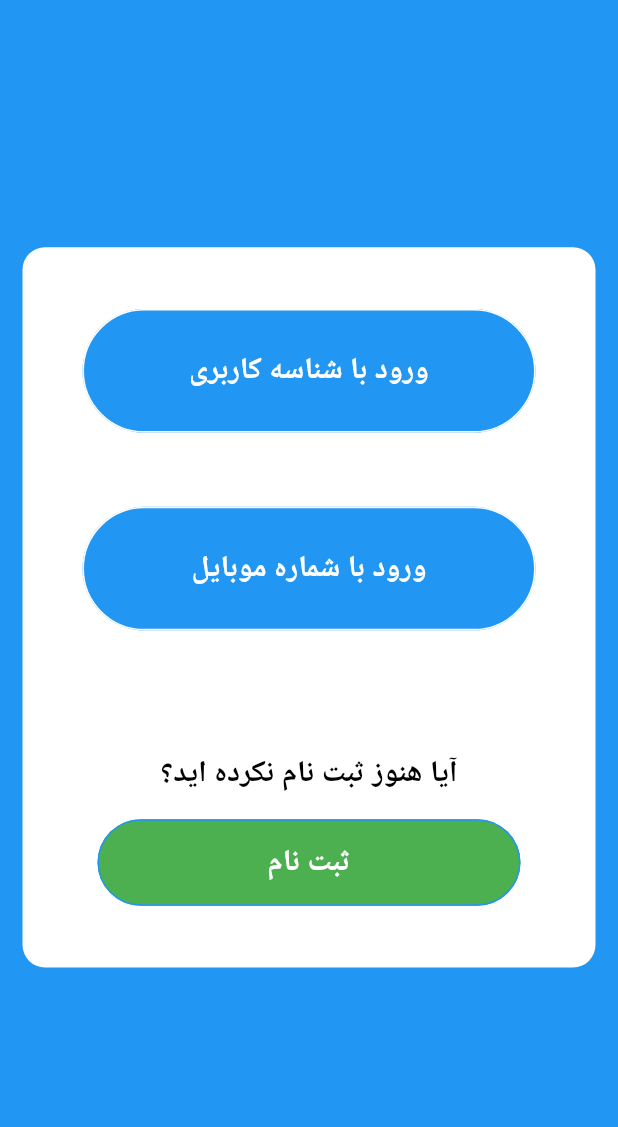
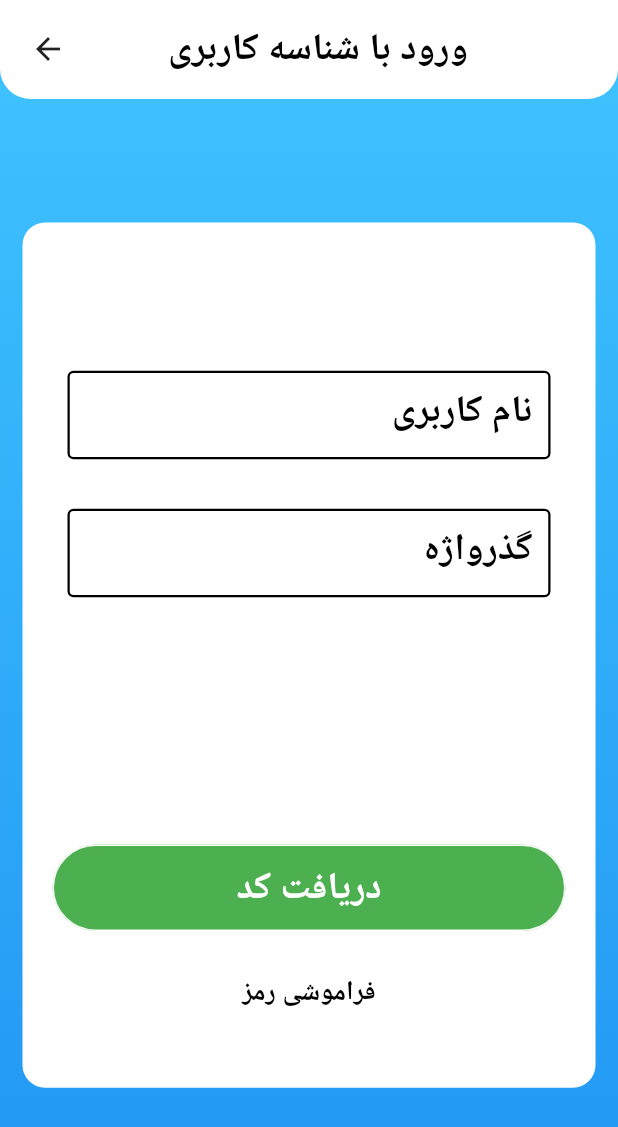
Before and after one commit to pr1266/online_coaching_system_ui_flutter, a Flutter app: the screen it shows after launch, after a tap on "ورود با شناسه کاربری", on a phone screen of 412 x 824 dp. Shown: the top 1127 px of the screen. Run offline on Flutter 3.47's test engine with Material 2 defaults, Android fonts, the phone set to English and light mode, and no system bars; our stand-ins replace validators.

Commit message:
'some_changes'

```diff
--- /dev/null
+++ b/lib/components/usernameloginform.dart
@@ -0,0 +1,163 @@
+import 'package:flutter/material.dart';
+import 'package:online_coaching/pages/moblie_code.dart';
+import 'package:validators/validators.dart';
+
+class LoginFormUserName extends StatefulWidget {
+  const LoginFormUserName({Key key}) : super(key: key);
+
+  @override
+  _LoginFormState createState() => _LoginFormState();
+}
+
+class _LoginFormState extends State<LoginFormUserName> {
+  final GlobalKey<FormState> _formKey = GlobalKey<FormState>();
+  bool _agreedToTOS = true;
+
+  @override
+  Widget build(BuildContext context) {
+    return Form(
+      key: _formKey,
+      child: new Container(
+        decoration: new BoxDecoration(
+            color: Colors.white,
+            borderRadius: BorderRadius.all(Radius.circular(15))
+        ),
+        margin: EdgeInsets.only(left: 15, right: 15),
+        height: MediaQuery.of(context).size.height * 0.7,
+        child: ListView(
+          shrinkWrap: true,
+          //crossAxisAlignment: CrossAxisAlignment.start,
+          children: <Widget>[
+            Container(
+              height: MediaQuery.of(context).size.height * .12,
+            ),
+            Container(
+              margin: EdgeInsets.only(right: 30, left: 30),
+              child: TextFormField(
+                cursorColor: Colors.deepPurple,
+                decoration: InputDecoration(
+                  fillColor: Colors.white,
+                  filled: true,
+                  labelStyle: const TextStyle(
+                      color: Colors.black,
+                      fontWeight: FontWeight.bold,
+                      fontSize: 25
+                  ),
+                  focusedBorder: const OutlineInputBorder(
+                    borderSide: BorderSide(color: Colors.black),
+                  ),
+                  enabledBorder: OutlineInputBorder(
+                    borderSide: BorderSide(color: Colors.black, width: 1.5),
+                  ),
+                  border: const OutlineInputBorder(
+                    borderSide: BorderSide(color: Colors.black),
+                  ),
+                  labelText: 'نام کاربری',
+                ),
+                validator: (String value) {
+                  if (value.trim().isEmpty) {
+                    return 'پر کردن این قسمت الزامی است';
+                  }
+                  else if(!isNumeric(value)){
+                    return 'شماره تلفن را به فرمت مناسب وارد کنید';
+                  }
+                },
+              ),
+            ),
+            SizedBox(height: MediaQuery.of(context).size.height * .04),
+            Container(
+              margin: EdgeInsets.only(right: 30, left: 30),
+              child: TextFormField(
+                cursorColor: Colors.deepPurple,
+                decoration: InputDecoration(
+                  fillColor: Colors.white,
+                  filled: true,
+                  labelStyle: const TextStyle(
+                      color: Colors.black,
+                      fontWeight: FontWeight.bold,
+                      fontSize: 25
+                  ),
+                  focusedBorder: const OutlineInputBorder(
+                    borderSide: BorderSide(color: Colors.black),
+                  ),
+                  enabledBorder: OutlineInputBorder(
+                    borderSide: BorderSide(color: Colors.black, width: 1.5),
+                  ),
+                  border: const OutlineInputBorder(
+                    borderSide: BorderSide(color: Colors.black),
+                  ),
+                  labelText: 'گذرواژه',
+                ),
+                validator: (String value) {
+                  if (value.trim().isEmpty) {
+                    return 'پر کردن این قسمت الزامی است';
+                  }
+                  else if(!isNumeric(value)){
+                    return 'شماره تلفن را به فرمت مناسب وارد کنید';
+                  }
+                },
+              ),
+            ),
+            new Container(height: MediaQuery.of(context).size.height * .2),
+            // button
+            new Container(
+                color: Colors.white,
+                margin: EdgeInsets.only(left: 20, right: 20),
+                height: MediaQuery.of(context).size.height * .07,
+                child: new FlatButton(
+                  color: Colors.green,
+                  shape: RoundedRectangleBorder(
+                      borderRadius: new BorderRadius.circular(50.0),
+                      side: BorderSide(color: Colors.white)
+                  ),
+                  child: new Text(
+                    'دریافت کد',
+                    style: new TextStyle(
+                        color: Colors.white,
+                        fontWeight: FontWeight.bold,
+                        fontSize: 25
+                    ),
+                  ),
+                  onPressed: (){
+                    if(_formKey.currentState.validate()){
+                      print('ok');
+                      Navigator.of(context).push(new MaterialPageRoute(builder: (context) => new Directionality(textDirection: TextDirection.rtl, child: MobileLoginCode())));
+                    }
+                  },
+                )
+            ),
+            new Container(
+              alignment: Alignment.center,
+              height: MediaQuery.of(context).size.height * .1,
+              child: new GestureDetector(
+                child: new Text(
+                    'فراموشی رمز',
+                  style: new TextStyle(
+                    color: Colors.black,
+                    fontWeight: FontWeight.bold,
+                    fontSize: 18
+                  ),
+                ),
+              ),
+            )
+          ],
+        ),
+      ),
+    );
+  }
+
+  bool _submittable() {
+    return _agreedToTOS;
+  }
+
+  void _submit() {
+    _formKey.currentState.validate();
+    print('Form submitted');
+  }
+
+  void _setAgreedToTOS(bool newValue) {
+    setState(() {
+      _agreedToTOS = newValue;
+    });
+  }
+}
--- a/lib/pages/base_page.dart
+++ b/lib/pages/base_page.dart
@@ -1,6 +1,7 @@
 import 'package:flutter/material.dart';
 import 'package:online_coaching/pages/register.dart';
 import 'package:online_coaching/pages/mobile_login.dart';
+import 'package:online_coaching/pages/username_login.dart';
 
 class BasePage extends StatelessWidget{
   @override
@@ -43,7 +44,9 @@ class BasePage extends StatelessWidget{
                             fontSize: 20
                         ),
                       ),
-                      onPressed: (){},
+                      onPressed: (){
+                        Navigator.of(context).push(new MaterialPageRoute(builder: (context) => new Directionality(textDirection: TextDirection.rtl, child: UserNameLogin())));
+                      },
                     )
                 ),
                 new Container(
--- a/lib/pages/register.dart
+++ b/lib/pages/register.dart
@@ -1,6 +1,5 @@
 import 'package:online_coaching/pages/base_page.dart';
 import 'package:flutter/material.dart';
-
 
 class RegisterPage extends StatelessWidget{
   @override
--- /dev/null
+++ b/lib/pages/username_login.dart
@@ -0,0 +1,70 @@
+import 'package:flutter/material.dart';
+import 'package:online_coaching/components/mobile_login_form.dart';
+import 'package:online_coaching/components/usernameloginform.dart';
+import 'package:online_coaching/pages/moblie_code.dart';
+
+class UserNameLogin extends StatelessWidget{
+  @override
+  Widget build(BuildContext context) {
+    // TODO: implement build
+    return new Scaffold(
+        backgroundColor: Colors.blue,
+        body: new Container(
+          decoration: new BoxDecoration(
+              gradient: new LinearGradient(
+                begin: Alignment.topCenter,
+                end: Alignment.bottomCenter,
+                colors: [
+                  Colors.lightBlueAccent,
+                  Colors.blue
+                ],
+              )
+          ),
+          child: new ListView(
+            children: <Widget>[
+              new Container(
+                  height: MediaQuery.of(context).size.height * .08,
+                  decoration: new BoxDecoration(
+                      color: Colors.white,
+                      borderRadius: BorderRadius.only(
+                        bottomLeft: Radius.circular(20.0),
+                        bottomRight: Radius.circular(20.0),
+                      )
+                  ),
+                  alignment: Alignment.center,
+                  child: new Row(
+                    mainAxisAlignment: MainAxisAlignment.spaceBetween,
+                    children: <Widget>[
+                      new Container(
+                        padding: new EdgeInsets.only(right: 100),
+                        child: new Text(
+                          'ورود با شناسه کاربری',
+                          style: new TextStyle(
+                            fontSize: 25,
+                            fontWeight: FontWeight.bold,
+                            color: Colors.black,
+                          ),
+                        ),
+                      ),
+                      new Container(
+                        padding: new EdgeInsets.only(left: 20),
+                        child: new GestureDetector(
+                          onTap: (){
+                            Navigator.pop(context);
+                          },
+                          child: new Icon(Icons.arrow_forward),
+                        ),
+                      )
+                    ],
+                  )
+              ),
+              new Container(
+                height: MediaQuery.of(context).size.height * .1,
+              ),
+              LoginFormUserName(),
+            ],
+          ),
+        )
+    );
+  }
+}
```
